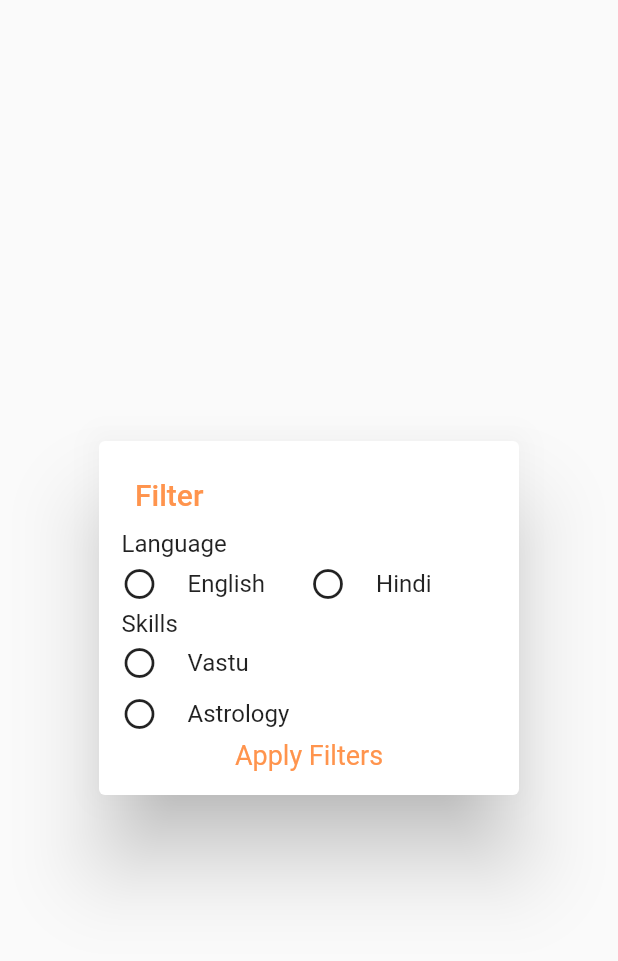
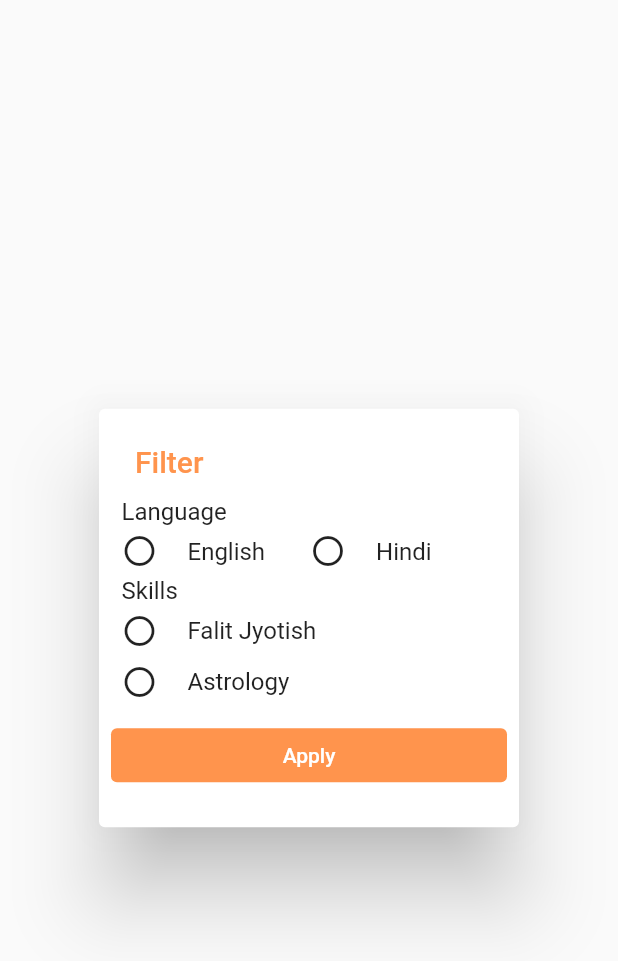
Before and after one commit to krish-bhanushali/Astrotak_Bloc, a Flutter app: the FilterWidget widget shown alone on an empty page, opened directly, on a phone screen of 412 x 824 dp. Shown: the top 961 px of the screen. Run offline on Flutter 3.47's test engine with Material 2 defaults, Android fonts, the phone set to English and light mode, and no system bars; our stand-ins replace bloc, date_time_picker, dio, equatable, flutter_bloc; network calls fail.

```diff
--- a/lib/app/services/api_service.dart
+++ b/lib/app/services/api_service.dart
@@ -6,6 +6,9 @@ import 'package:astrotak/app/data/models/location_model.dart';
 import 'package:astrotak/app/data/models/panchang_model.dart';
 import 'package:dio/dio.dart';
 
+///[AstroApiService] It is a basic least layer of our app that communicates
+///with outside world
+///consists of all the api calls we require
 class AstroApiService {
   static const baseUrl = 'https://www.astrotak.com';
 
@@ -15,6 +18,7 @@ class AstroApiService {
 
   static final String astrologerUrl = 'astroapi/api/agent/all';
 
+  ///[getAllAstrologers] fetchesAllAstrologers
   Future<CustomResponse<List<Astrologer>>> getAllAstrologers() async {
     try {
       final requestResponse =
@@ -29,6 +33,7 @@ class AstroApiService {
     }
   }
 
+  ///[searchLocation]  returns List of location from search queries
   Future<CustomResponse<List<Location>>> searchLocation(String query) async {
     try {
       Response response =
@@ -45,6 +50,7 @@ class AstroApiService {
     }
   }
 
+  ///[getPanchang]  returns Panchag
   Future<CustomResponse<Panchang>> getPanchang(
       String placeid, day, month, year) async {
     try {
--- a/lib/app/ui/views/Navigation/fragments/Talk Screen/talk.dart
+++ b/lib/app/ui/views/Navigation/fragments/Talk Screen/talk.dart
@@ -83,7 +83,7 @@ class _TalkScreenState extends State<TalkScreen> {
               skillFilterToggle('astrology');
             },
             onTapVastu: () {
-              skillFilterToggle('vastu');
+              skillFilterToggle('Falit Jyotish');
             },
           ),
           SearchTextField(searchEditingController: searchEditingController),
@@ -171,14 +171,21 @@ class AstroUtilityRow extends StatelessWidget {
                       return FilterWidget(
                           hindi: langFilter.contains('hindi') ? true : false,
                           onTapHindi: onTapHindi,
-                        english: langFilter.contains('english') ? true : false,
+                          english:
+                              langFilter.contains('english') ? true : false,
                           onTapEnglish: onTapEnglish,
                           onTapastrology: onTapAstrologer,
                           onTapvastu: onTapVastu,
                           astrology:
                               skillFilter.contains('astrology') ? true : false,
-                        vastu: skillFilter.contains('vastu') ? true : false,
-                      );
+                          vastu: skillFilter.contains('Falit Jyotish')
+                              ? true
+                              : false,
+                          applyFilters: () {
+                            context
+                                .read<AstrologerblocBloc>()
+                                .add(FilterEvent(langFilter, skillFilter));
+                          });
                     }
                     return FilterWidget(
                         hindi: langFilter.contains('hindi') ? true : false,
@@ -189,7 +196,9 @@ class AstroUtilityRow extends StatelessWidget {
                         onTapvastu: onTapVastu,
                         astrology:
                             skillFilter.contains('astrology') ? true : false,
-                        vastu: skillFilter.contains('vastu') ? true : false,
+                        vastu: skillFilter.contains('Falit Jyotish')
+                            ? true
+                            : false,
                         applyFilters: () {
                           context
                               .read<AstrologerblocBloc>()
--- a/lib/app/ui/views/Navigation/fragments/Talk Screen/widgets/custom_filter_widget.dart
+++ b/lib/app/ui/views/Navigation/fragments/Talk Screen/widgets/custom_filter_widget.dart
@@ -85,7 +85,7 @@ class FilterWidget extends StatelessWidget {
                 margin: EdgeInsets.symmetric(horizontal: 15.0, vertical: 5.0),
                 child: CustomFilterTile(
                     onTap: onTapvastu,
-                    text: 'Vastu',
+                    text: 'Falit Jyotish',
                     icon: vastu
                         ? Icon(
                             Icons.radio_button_checked,
@@ -110,15 +110,16 @@ class FilterWidget extends StatelessWidget {
             ],
           ),
         ),
-        GestureDetector(
-          onTap: applyFilters,
-          child: Container(
-            child: Center(
-              child: Text(
-                'Apply Filters',
-                style: TextStyle(fontSize: 18, color: AppColors.primaryColor),
-              ),
+        Padding(
+          padding: const EdgeInsets.all(8.0),
+          child: TextButton(
+            onPressed: applyFilters,
+            style: TextButton.styleFrom(
+              primary: Colors.white,
+              backgroundColor: AppColors.primaryColor,
+              onSurface: Colors.white,
             ),
+            child: Text('Apply'),
           ),
         ),
       ],
```
Also changed, not shown: lib/app/business/bloc/astrologerbloc_bloc.dart (+41 -10 lines), lib/app/business/bloc/location_bloc.dart (+12 -2 lines), lib/app/data/repositories/api_repository.dart (+7 -0 lines), lib/main.dart (+2 -138 lines). Lines whose indentation alone changed are shown as unchanged.
